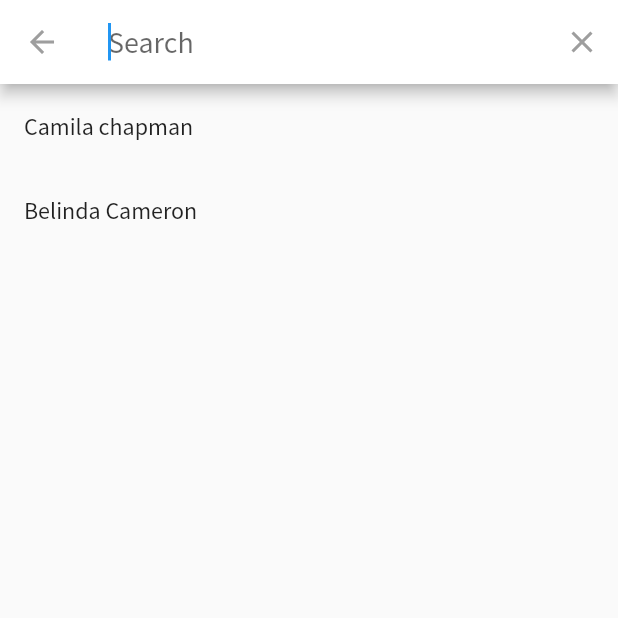
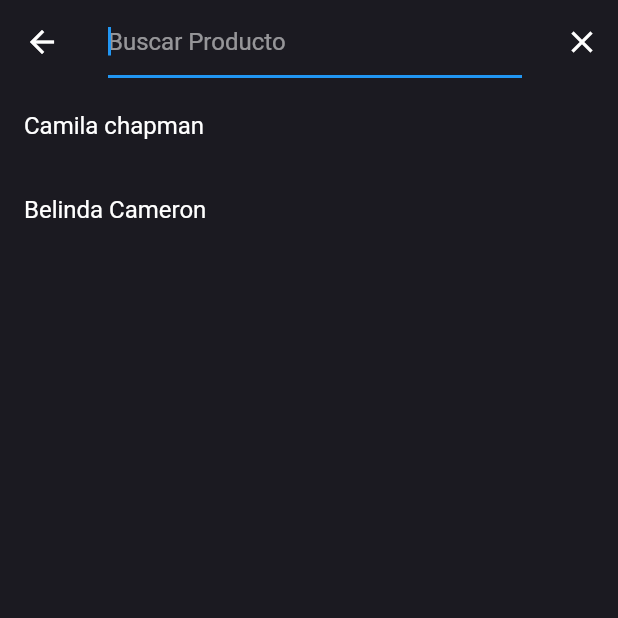
Before and after one commit to reynaldo57/restaurant, a Flutter app: the screen it shows after launch, after a tap on the "search" icon, on a phone screen of 412 x 824 dp, the top half of it. Run offline on Flutter 3.47's test engine with Material 2 defaults, Android fonts, the phone set to English and light mode, and no system bars; our stand-ins replace cloud_firestore, firebase_core, flutter_svg; accounts and stored records are empty; network calls fail.

Commit message:
searchProduct3

```diff
--- a/lib/utils/search_product.dart
+++ b/lib/utils/search_product.dart
@@ -4,6 +4,30 @@ class SearchProduct extends SearchDelegate {
   String result = "";
 
   List<String> names = ["Camila chapman", "Belinda Cameron"];
+
+  @override
+  String get searchFieldLabel => "Buscar Producto";
+
+  @override
+  ThemeData appBarTheme(BuildContext context) {
+    return Theme.of(context).copyWith(
+      scaffoldBackgroundColor: Color(0xff1B1A21),
+      inputDecorationTheme: InputDecorationTheme(
+        hintStyle: TextStyle(
+          color: Colors.white54,
+          fontSize: 16.0
+        ),
+      ),
+      appBarTheme: AppBarTheme(
+        elevation: 0,
+        backgroundColor: Color(0xff1B1A21),
+      ),
+      textTheme: TextTheme(
+        headline6: TextStyle(color: Colors.white),
+      ),
+    );
+  }
+
 
   @override
   List<Widget>? buildActions(BuildContext context) {
@@ -39,7 +63,7 @@ class SearchProduct extends SearchDelegate {
       itemCount: suggestions.length,
       itemBuilder: (BuildContext, int index) {
         return ListTile(
-          title: Text(suggestions[index]),
+          title: Text(suggestions[index], style: TextStyle(color: Colors.white),),
         );
       },
     );
@@ -57,7 +81,7 @@ class SearchProduct extends SearchDelegate {
       itemCount: suggestions.length,
       itemBuilder: (BuildContext, int index) {
         return ListTile(
-          title: Text(suggestions[index]),
+          title: Text(suggestions[index], style: TextStyle(color: Colors.white),),
         );
       },
     );
```
